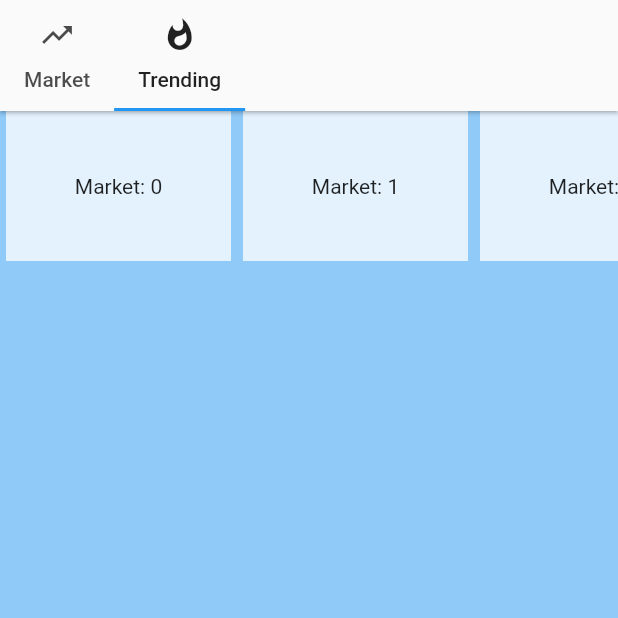
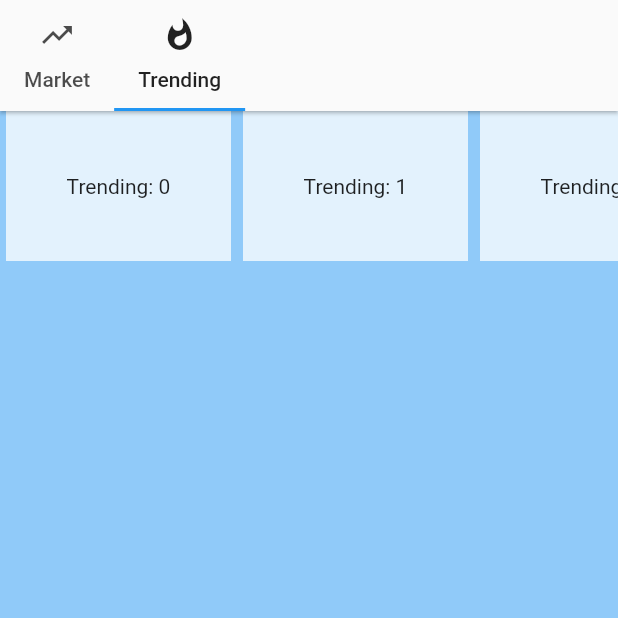
Before and after one commit to Sesa1988/flutter-macos-twofinger-swipe-issue, a Flutter app: the screen it shows after launch, tab 2 chosen, on a phone screen of 412 x 824 dp, the top half of it. Run offline on Flutter 3.47's test engine with Material 2 defaults, Android fonts, the phone set to English and light mode, and no system bars.

Commit message:
adjusted naming for example

```diff
--- a/lib/main.dart
+++ b/lib/main.dart
@@ -1,5 +1,5 @@
 import 'package:flutter/material.dart';
-import 'package:twofingerswipeissue/dashboard.dart';
+import 'package:twofingerswipeissue/trending.dart';
 import 'package:twofingerswipeissue/market.dart';
 import 'package:twofingerswipeissue/market_appbar.dart';
 
@@ -39,7 +39,7 @@ class _MyHomePageState extends State<MyHomePage> {
           body: TabBarView(
             children: [
               Market(),
-              Dashboard(),
+              Trending(),
             ],
           ),
         ),
--- a/lib/dashboard.dart
+++ b/lib/trending.dart
@@ -1,11 +1,11 @@
 import 'package:flutter/material.dart';
 
-class Dashboard extends StatefulWidget {
+class Trending extends StatefulWidget {
   @override
-  _DashboardState createState() => _DashboardState();
+  _TrendingState createState() => _TrendingState();
 }
 
-class _DashboardState extends State<Dashboard>
+class _TrendingState extends State<Trending>
     with AutomaticKeepAliveClientMixin {
   @override
   Widget build(BuildContext context) {
@@ -27,7 +27,7 @@ class _DashboardState extends State<Dashboard>
                 width: 150,
                 margin: EdgeInsets.symmetric(horizontal: 4),
                 color: Colors.blue[50],
-                child: Center(child: Text('Market: ${index.toString()}')),
+                child: Center(child: Text('Trending: ${index.toString()}')),
               );
             },
           ),
```
